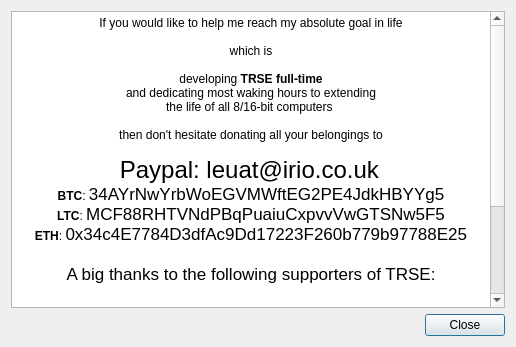
Before: the Qt Designer form source/dialogdonate.ui in leuat/TRSE, drawn with Qt 5.
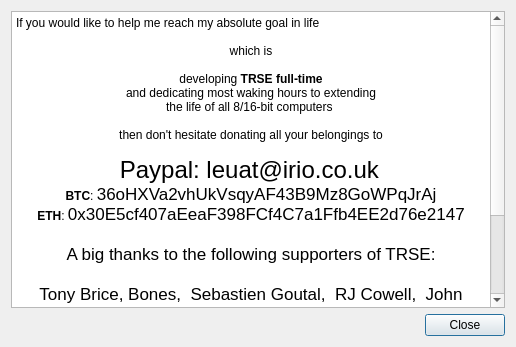
After: the same form once the commit is applied.

Commit message: fix: update dialoge text

The edit to the form file:
```diff
--- a/source/dialogdonate.ui
+++ b/source/dialogdonate.ui
@@ -23,8 +23,10 @@
 &lt;html&gt;&lt;head&gt;&lt;meta name=&quot;qrichtext&quot; content=&quot;1&quot; /&gt;&lt;meta charset=&quot;utf-8&quot; /&gt;&lt;style type=&quot;text/css&quot;&gt;
 p, li { white-space: pre-wrap; }
 hr { height: 1px; border-width: 0; }
+li.unchecked::marker { content: &quot;\2610&quot;; }
+li.checked::marker { content: &quot;\2612&quot;; }
 &lt;/style&gt;&lt;/head&gt;&lt;body style=&quot; font-family:'.AppleSystemUIFont'; font-size:13pt; font-weight:400; font-style:normal;&quot;&gt;
-&lt;p align=&quot;center&quot; style=&quot; margin-top:0px; margin-bottom:0px; margin-left:0px; margin-right:0px; -qt-block-indent:0; text-indent:0px;&quot;&gt;&lt;span style=&quot; font-family:'Noto Sans'; font-size:9pt;&quot;&gt;If you would like to help me reach my absolute goal in life&lt;/span&gt;&lt;/p&gt;
+&lt;p style=&quot; margin-top:0px; margin-bottom:0px; margin-left:0px; margin-right:0px; -qt-block-indent:0; text-indent:0px;&quot;&gt;&lt;span style=&quot; font-family:'Noto Sans'; font-size:9pt;&quot;&gt;If you would like to help me reach my absolute goal in life&lt;/span&gt;&lt;/p&gt;
 &lt;p align=&quot;center&quot; style=&quot;-qt-paragraph-type:empty; margin-top:0px; margin-bottom:0px; margin-left:0px; margin-right:0px; -qt-block-indent:0; text-indent:0px; font-family:'Noto Sans'; font-size:9pt;&quot;&gt;&lt;br /&gt;&lt;/p&gt;
 &lt;p align=&quot;center&quot; style=&quot; margin-top:0px; margin-bottom:0px; margin-left:0px; margin-right:0px; -qt-block-indent:0; text-indent:0px;&quot;&gt;&lt;span style=&quot; font-family:'Noto Sans'; font-size:9pt;&quot;&gt;which is&lt;/span&gt;&lt;/p&gt;
 &lt;p align=&quot;center&quot; style=&quot;-qt-paragraph-type:empty; margin-top:0px; margin-bottom:0px; margin-left:0px; margin-right:0px; -qt-block-indent:0; text-indent:0px; font-family:'Noto Sans'; font-size:9pt;&quot;&gt;&lt;br /&gt;&lt;/p&gt;
@@ -35,9 +37,8 @@
 &lt;p align=&quot;center&quot; style=&quot; margin-top:0px; margin-bottom:0px; margin-left:0px; margin-right:0px; -qt-block-indent:0; text-indent:0px;&quot;&gt;&lt;span style=&quot; font-family:'Noto Sans'; font-size:9pt;&quot;&gt;then don't hesitate donating all your belongings to&lt;/span&gt;&lt;/p&gt;
 &lt;p align=&quot;center&quot; style=&quot;-qt-paragraph-type:empty; margin-top:0px; margin-bottom:0px; margin-left:0px; margin-right:0px; -qt-block-indent:0; text-indent:0px; font-family:'Noto Sans'; font-size:9pt;&quot;&gt;&lt;br /&gt;&lt;/p&gt;
 &lt;p align=&quot;center&quot; style=&quot; margin-top:0px; margin-bottom:0px; margin-left:0px; margin-right:0px; -qt-block-indent:0; text-indent:0px;&quot;&gt;&lt;span style=&quot; font-family:'Noto Sans'; font-size:18pt;&quot;&gt;Paypal: leuat@irio.co.uk&lt;/span&gt;&lt;span style=&quot; font-family:'Noto Sans'; font-size:9pt;&quot;&gt; &lt;/span&gt;&lt;/p&gt;
-&lt;p align=&quot;center&quot; style=&quot; margin-top:0px; margin-bottom:0px; margin-left:0px; margin-right:0px; -qt-block-indent:0; text-indent:0px;&quot;&gt;&lt;span style=&quot; font-family:'Noto Sans'; font-size:9pt; font-weight:600;&quot;&gt;BTC&lt;/span&gt;&lt;span style=&quot; font-family:'Noto Sans'; font-size:9pt;&quot;&gt;: &lt;/span&gt;34AYrNwYrbWoEGVMWftEG2PE4JdkHBYYg5&lt;/p&gt;
-&lt;p align=&quot;center&quot; style=&quot; margin-top:0px; margin-bottom:0px; margin-left:0px; margin-right:0px; -qt-block-indent:0; text-indent:0px;&quot;&gt;&lt;span style=&quot; font-family:'Noto Sans'; font-size:9pt; font-weight:600;&quot;&gt;LTC&lt;/span&gt;&lt;span style=&quot; font-family:'Noto Sans'; font-size:9pt;&quot;&gt;: &lt;/span&gt;MCF88RHTVNdPBqPuaiuCxpvvVwGTSNw5F5&lt;/p&gt;
-&lt;p align=&quot;center&quot; style=&quot; margin-top:0px; margin-bottom:0px; margin-left:0px; margin-right:0px; -qt-block-indent:0; text-indent:0px;&quot;&gt;&lt;span style=&quot; font-family:'Noto Sans'; font-size:9pt; font-weight:600;&quot;&gt;ETH&lt;/span&gt;&lt;span style=&quot; font-family:'Noto Sans'; font-size:9pt;&quot;&gt;: &lt;/span&gt;0x34c4E7784D3dfAc9Dd17223F260b779b97788E25&lt;/p&gt;
+&lt;p align=&quot;center&quot; style=&quot; margin-top:0px; margin-bottom:0px; margin-left:0px; margin-right:0px; -qt-block-indent:0; text-indent:0px;&quot;&gt;&lt;span style=&quot; font-family:'Noto Sans'; font-size:9pt; font-weight:600;&quot;&gt;BTC&lt;/span&gt;&lt;span style=&quot; font-family:'Noto Sans'; font-size:9pt;&quot;&gt;: &lt;/span&gt;36oHXVa2vhUkVsqyAF43B9Mz8GoWPqJrAj&lt;/p&gt;
+&lt;p align=&quot;center&quot; style=&quot; margin-top:0px; margin-bottom:0px; margin-left:0px; margin-right:0px; -qt-block-indent:0; text-indent:0px;&quot;&gt;&lt;span style=&quot; font-family:'Noto Sans'; font-size:9pt; font-weight:600;&quot;&gt;ETH&lt;/span&gt;&lt;span style=&quot; font-family:'Noto Sans'; font-size:9pt;&quot;&gt;: &lt;/span&gt;0x30E5cf407aEeaF398FCf4C7a1Ffb4EE2d76e2147&lt;/p&gt;
 &lt;p align=&quot;center&quot; style=&quot;-qt-paragraph-type:empty; margin-top:0px; margin-bottom:0px; margin-left:0px; margin-right:0px; -qt-block-indent:0; text-indent:0px;&quot;&gt;&lt;br /&gt;&lt;/p&gt;
 &lt;p align=&quot;center&quot; style=&quot; margin-top:0px; margin-bottom:0px; margin-left:0px; margin-right:0px; -qt-block-indent:0; text-indent:0px;&quot;&gt;A big thanks to the following supporters of TRSE:&lt;/p&gt;
 &lt;p align=&quot;center&quot; style=&quot;-qt-paragraph-type:empty; margin-top:0px; margin-bottom:0px; margin-left:0px; margin-right:0px; -qt-block-indent:0; text-indent:0px;&quot;&gt;&lt;br /&gt;&lt;/p&gt;
```
Left out of the diff: 2 changed lines with no effect on the pictures.
